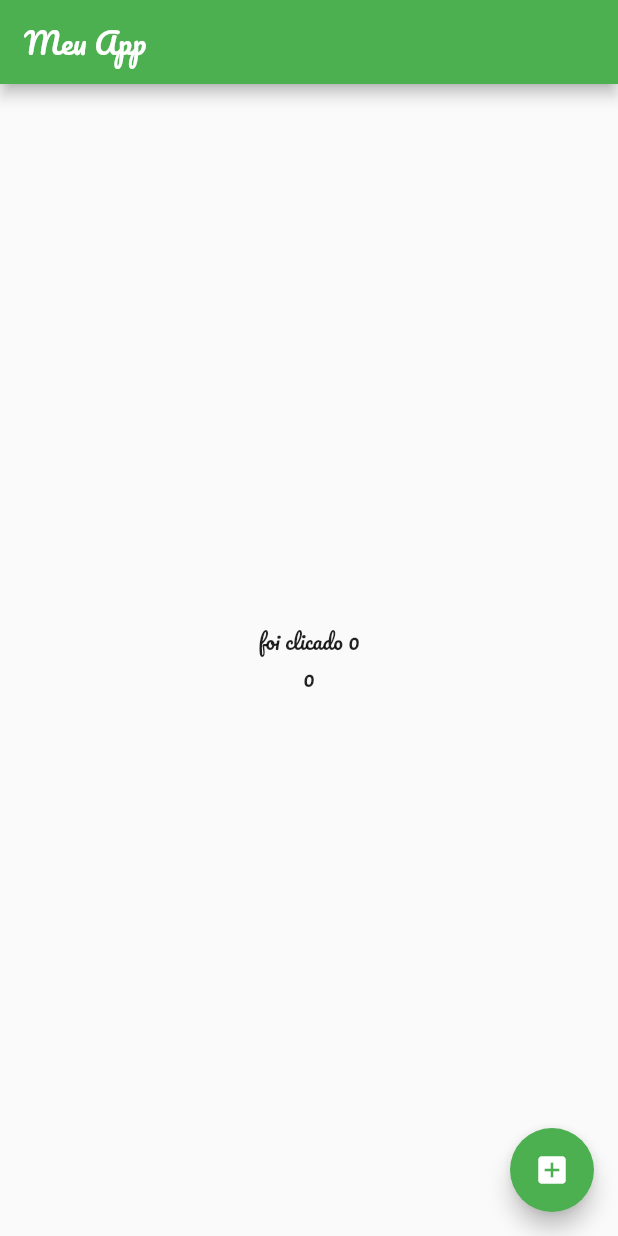
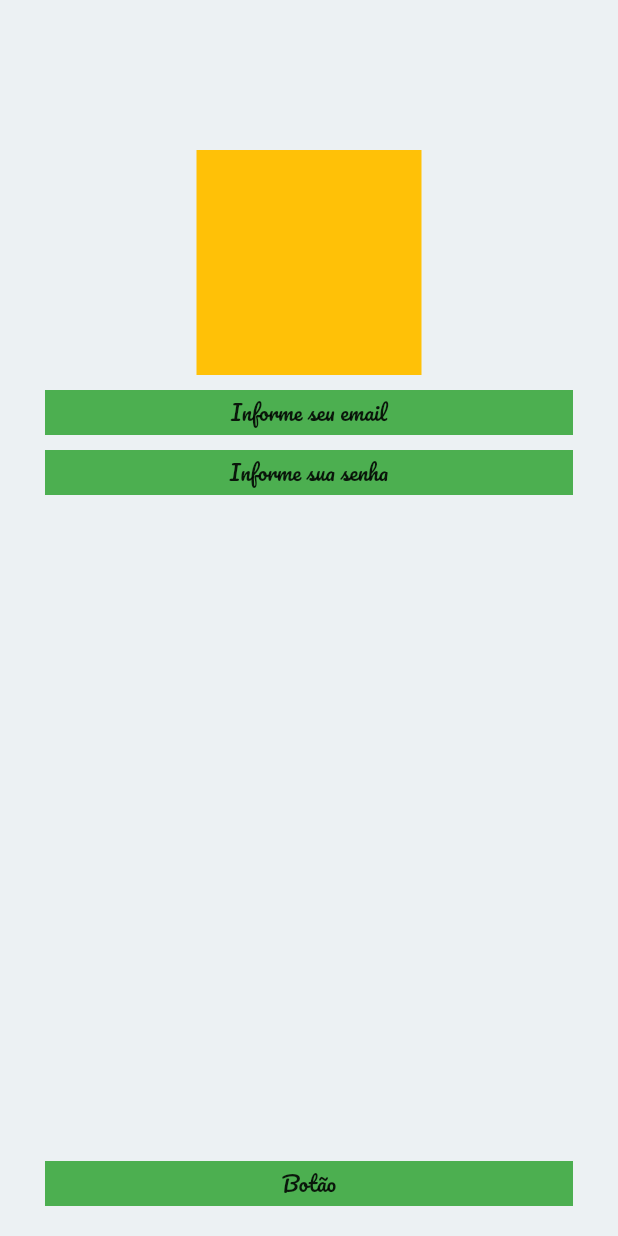
Before and after one commit to FilipeMaiaBR45/trilhaapp-dio, a Flutter app: the screen it shows after launch, on a phone screen of 412 x 824 dp. Run offline on Flutter 3.47's test engine with Material 2 defaults, Android fonts, the phone set to English and light mode, and no system bars; our stand-ins replace google_fonts.

Commit message:
Login Screen without Components

```diff
--- a/lib/my_app.dart
+++ b/lib/my_app.dart
@@ -1,6 +1,7 @@
 import 'package:flutter/material.dart';
 import 'package:google_fonts/google_fonts.dart';
 import 'package:trilhaapp/pages/home_page.dart';
+import 'package:trilhaapp/pages/login_page.dart';
 
 class MyApp extends StatelessWidget {
   const MyApp({super.key});
@@ -11,7 +12,7 @@ class MyApp extends StatelessWidget {
       theme: ThemeData(
           primarySwatch: Colors.green,
           textTheme: GoogleFonts.pacificoTextTheme()),
-      home: const HomePage(),
+      home: const LoginPage(),
     );
   }
 }
--- a/lib/pages/home_page.dart
+++ b/lib/pages/home_page.dart
@@ -23,19 +23,19 @@ class _HomePageState extends State<HomePage> {
           // style: GoogleFonts.pacifico(),
         ),
       ),
-      body: Column(
-        mainAxisAlignment: MainAxisAlignment.center,
-        children: [
-          Center(
-            child: Text("foi clicado $qtdClicks"),
-          ),
-          Center(
-            child: Text(
+      body: Container(
+        margin: const EdgeInsets.symmetric(horizontal: 16, vertical: 8),
+        child: Column(
+          crossAxisAlignment: CrossAxisAlignment.center,
+          mainAxisAlignment: MainAxisAlignment.center,
+          children: [
+            Text("foi clicado $qtdClicks"),
+            Text(
               numberGenerate.toString(),
               //style: GoogleFonts.acme(fontSize: 20),
             ),
-          ),
-        ],
+          ],
+        ),
       ),
       floatingActionButton: FloatingActionButton(
         child: const Icon(Icons.add_box),
--- /dev/null
+++ b/lib/pages/login_page.dart
@@ -0,0 +1,72 @@
+import 'package:flutter/material.dart';
+
+class LoginPage extends StatefulWidget {
+  const LoginPage({super.key});
+
+  @override
+  State<LoginPage> createState() => _LoginPageState();
+}
+
+class _LoginPageState extends State<LoginPage> {
+  @override
+  Widget build(BuildContext context) {
+    return SafeArea(
+      child: Scaffold(
+        backgroundColor: const Color.fromARGB(255, 236, 241, 243),
+        body: SizedBox(
+          width: double.infinity,
+          child: Column(
+            crossAxisAlignment: CrossAxisAlignment.center,
+            children: [
+              const SizedBox(
+                height: 100,
+              ),
+              Container(
+                width: 150,
+                height: 150,
+                color: Colors.amber,
+              ),
+              const SizedBox(
+                height: 10,
+              ),
+              Container(
+                width: double.infinity,
+                margin: const EdgeInsets.symmetric(horizontal: 30),
+                color: Colors.green,
+                alignment: Alignment.center,
+                height: 30,
+                child: const Text("Informe seu email"),
+              ),
+              const SizedBox(
+                height: 10,
+              ),
+              Container(
+                width: double.infinity,
+                alignment: Alignment.center,
+                margin: const EdgeInsets.symmetric(horizontal: 30),
+                color: Colors.green,
+                height: 30,
+                child: const Text("Informe sua senha"),
+              ),
+              const SizedBox(
+                height: 10,
+              ),
+              Expanded(child: Container()),
+              Container(
+                width: double.infinity,
+                alignment: Alignment.center,
+                margin: const EdgeInsets.symmetric(horizontal: 30),
+                color: Colors.green,
+                height: 30,
+                child: const Text("Botão"),
+              ),
+              const SizedBox(
+                height: 20,
+              ),
+            ],
+          ),
+        ),
+      ),
+    );
+  }
+}
```
